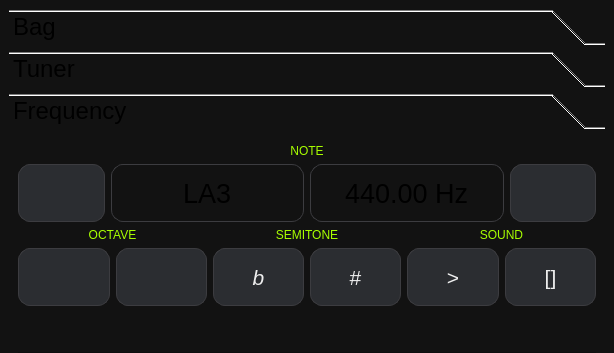
First picture: the form in mainwindow.ui, repository DjamesSuhanko/Musicool, before the edit; both pictures show x 0 to 614 and y 0 to 353 of the 614 by 969 pixel window.
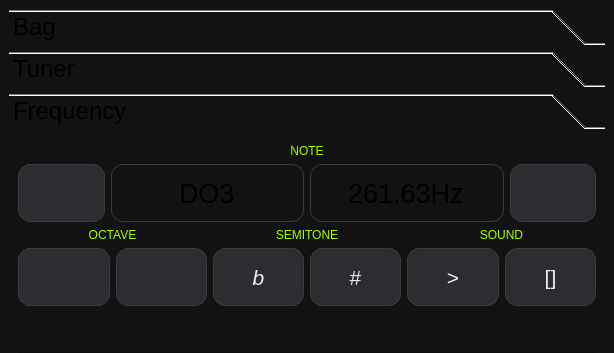
Second picture: the form after the edit. The open tabs and pages were chosen to show the change. Custom widgets are drawn as their Qt base class.

Commit message: FIX: staff em C4 inves de A4

Diff of the .ui file:
```diff
--- a/mainwindow.ui
+++ b/mainwindow.ui
@@ -1065,7 +1065,7 @@
                    <set>Qt::InputMethodHint::ImhNone</set>
                   </property>
                   <property name="text">
-                   <string>LA3</string>
+                   <string>DO3</string>
                   </property>
                   <property name="maxLength">
                    <number>8</number>
@@ -1098,7 +1098,7 @@
                    <set>Qt::InputMethodHint::ImhNone</set>
                   </property>
                   <property name="text">
-                   <string>440.00 Hz</string>
+                   <string>261.63Hz</string>
                   </property>
                   <property name="maxLength">
                    <number>14</number>
```
Left out of the diff: 2 changed lines with no effect on the pictures. The commit also changes 1 other file.
